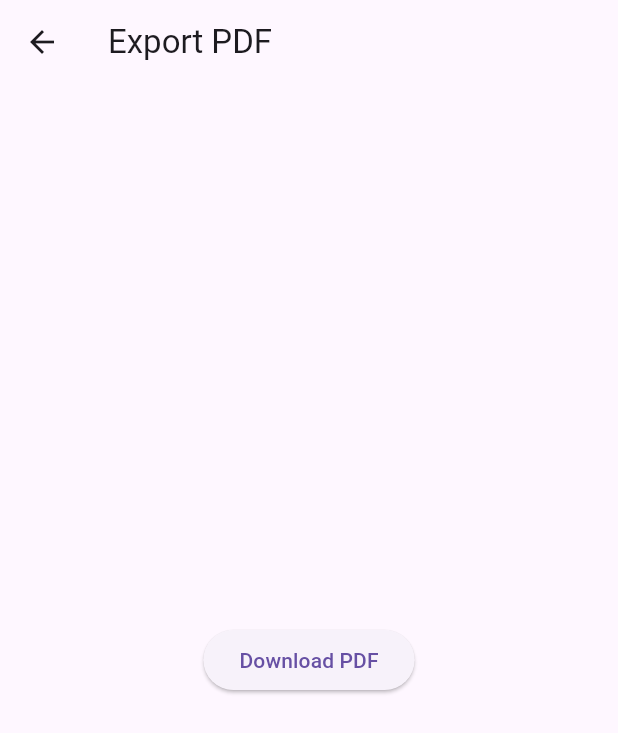
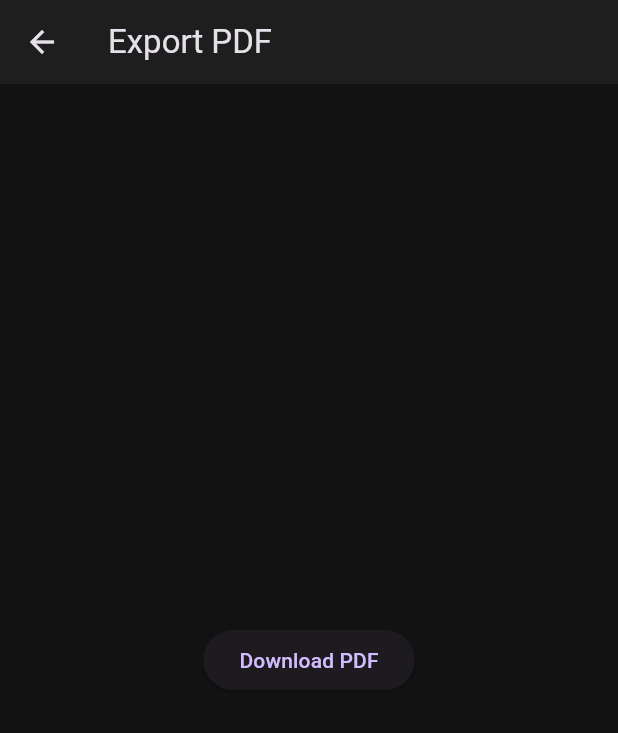
Before and after one commit to Surya766-wnt/expense-tracker-flutter, a Flutter app: the screen it shows after launch, after a tap on "Export PDF", on a phone screen of 412 x 824 dp. Shown: the top 733 px of the screen. Run offline on Flutter 3.47's test engine with Material 3 defaults, Android fonts, the phone set to English and light mode, and no system bars; our stand-ins replace fl_chart, printing.

Commit message:
kolom tombol

```diff
--- a/lib/main.dart
+++ b/lib/main.dart
@@ -19,7 +19,23 @@ class MyApp extends StatelessWidget {
       title: 'Expense Tracker',
 
       theme: ThemeData(
-        primarySwatch: Colors.green,
+
+        brightness: Brightness.dark,
+
+        scaffoldBackgroundColor:
+        const Color(0xFF121212),
+
+        primaryColor: Colors.green,
+
+        appBarTheme: const AppBarTheme(
+
+          backgroundColor:
+          Color(0xFF1E1E1E),
+
+          elevation: 0,
+        ),
+
+        cardColor: const Color(0xFF1E1E1E),
       ),
 
       home: const DashboardScreen(),
--- a/lib/models/transaction_model.dart
+++ b/lib/models/transaction_model.dart
@@ -1,5 +1,4 @@
 class TransactionModel {
-
   final String title;
   final double amount;
   final String type;
@@ -10,6 +9,5 @@ class TransactionModel {
     required this.amount,
     required this.type,
     required this.category,
-
   });
 }
--- a/lib/screens/dashboard_screen.dart
+++ b/lib/screens/dashboard_screen.dart
@@ -1,8 +1,9 @@
 import 'package:flutter/material.dart';
+
 import '../data/transaction_data.dart';
 import 'add_transaction_screen.dart';
+import 'pdf_screen.dart';
 import 'statistic_screen.dart';
-import 'pdf_screen.dart';
 
 class DashboardScreen extends StatefulWidget {
   const DashboardScreen({super.key});
@@ -22,7 +23,8 @@ class _DashboardScreenState
 
     for (var transaction in transactions) {
 
-      if (transaction.type == "Pemasukan") {
+      if (transaction.type ==
+          "Pemasukan") {
 
         totalSaldo += transaction.amount;
 
@@ -34,8 +36,39 @@ class _DashboardScreenState
 
     return Scaffold(
 
+      floatingActionButton:
+      FloatingActionButton(
+
+        backgroundColor: Colors.green,
+
+        onPressed: () async {
+
+          await Navigator.push(
+
+            context,
+
+            MaterialPageRoute(
+
+              builder: (context) =>
+              const AddTransactionScreen(),
+            ),
+          );
+
+          setState(() {
+
+          });
+        },
+
+        child: const Icon(
+          Icons.add,
+          color: Colors.white,
+        ),
+      ),
+
       appBar: AppBar(
-        title: const Text("Expense Tracker"),
+        title: const Text(
+          "Expense Tracker",
+        ),
       ),
 
       body: Padding(
@@ -54,8 +87,11 @@ class _DashboardScreenState
               "Total Saldo",
 
               style: TextStyle(
+
                 fontSize: 20,
-                fontWeight: FontWeight.bold,
+
+                fontWeight:
+                FontWeight.bold,
               ),
             ),
 
@@ -65,11 +101,21 @@ class _DashboardScreenState
 
               width: double.infinity,
 
-              padding: const EdgeInsets.all(20),
+              padding:
+              const EdgeInsets.all(20),
 
               decoration: BoxDecoration(
 
-                color: Colors.green,
+                gradient:
+                const LinearGradient(
+
+                  colors: [
+
+                    Color(0xFF00C853),
+
+                    Color(0xFF64DD17),
+                  ],
+                ),
 
                 borderRadius:
                 BorderRadius.circular(16),
@@ -82,8 +128,11 @@ class _DashboardScreenState
                 style: const TextStyle(
 
                   fontSize: 28,
+
                   color: Colors.white,
-                  fontWeight: FontWeight.bold,
+
+                  fontWeight:
+                  FontWeight.bold,
                 ),
               ),
             ),
@@ -95,8 +144,11 @@ class _DashboardScreenState
               "Daftar Transaksi",
 
               style: TextStyle(
+
                 fontSize: 20,
-                fontWeight: FontWeight.bold,
+
+                fontWeight:
+                FontWeight.bold,
               ),
             ),
 
@@ -106,9 +158,11 @@ class _DashboardScreenState
 
               child: ListView.builder(
 
-                itemCount: transactions.length,
+                itemCount:
+                transactions.length,
 
-                itemBuilder: (context, index) {
+                itemBuilder:
+                    (context, index) {
 
                   final transaction =
                   transactions[index];
@@ -123,14 +177,18 @@ class _DashboardScreenState
 
                         transaction.type ==
                             "Pemasukan"
+
                             ? Colors.green
+
                             : Colors.red,
 
                         child: Icon(
 
                           transaction.type ==
                               "Pemasukan"
+
                               ? Icons.arrow_downward
+
                               : Icons.arrow_upward,
 
                           color: Colors.white,
@@ -142,12 +200,14 @@ class _DashboardScreenState
                       ),
 
                       subtitle: Text(
+
                         "${transaction.category} • ${transaction.type}",
                       ),
 
                       trailing: Row(
 
-                        mainAxisSize: MainAxisSize.min,
+                        mainAxisSize:
+                        MainAxisSize.min,
 
                         children: [
 
@@ -161,10 +221,13 @@ class _DashboardScreenState
 
                               transaction.type ==
                                   "Pemasukan"
+
                                   ? Colors.green
+
                                   : Colors.red,
 
-                              fontWeight: FontWeight.bold,
+                              fontWeight:
+                              FontWeight.bold,
                             ),
                           ),
 
@@ -180,11 +243,13 @@ class _DashboardScreenState
 
                                   return AlertDialog(
 
-                                    title: const Text(
+                                    title:
+                                    const Text(
                                       "Hapus Transaksi",
                                     ),
 
-                                    content: const Text(
+                                    content:
+                                    const Text(
                                       "Yakin ingin menghapus transaksi?",
                                     ),
 
@@ -194,10 +259,13 @@ class _DashboardScreenState
 
                                         onPressed: () {
 
-                                          Navigator.pop(context);
+                                          Navigator.pop(
+                                            context,
+                                          );
                                         },
 
-                                        child: const Text(
+                                        child:
+                                        const Text(
                                           "Batal",
                                         ),
                                       ),
@@ -208,13 +276,18 @@ class _DashboardScreenState
 
                                           setState(() {
 
-                                            transactions.removeAt(index);
+                                            transactions.removeAt(
+                                              index,
+                                            );
                                           });
 
-                                          Navigator.pop(context);
+                                          Navigator.pop(
+                                            context,
+                                          );
                                         },
 
-                                        child: const Text(
+                                        child:
+                                        const Text(
                                           "Hapus",
                                         ),
                                       ),
@@ -225,7 +298,9 @@ class _DashboardScreenState
                             },
 
                             icon: const Icon(
+
                               Icons.delete,
+
                               color: Colors.red,
                             ),
                           ),
@@ -237,93 +312,161 @@ class _DashboardScreenState
               ),
             ),
 
-        const SizedBox(height: 10),
+            const SizedBox(height: 20),
 
-        SizedBox(
+            Row(
 
-          width: double.infinity,
+              children: [
 
-          child: ElevatedButton(
+                Expanded(
 
-            onPressed: () async {
+                  child: GestureDetector(
 
-              await Navigator.push(
+                    onTap: () {
 
-                context,
+                      Navigator.push(
 
-                MaterialPageRoute(
+                        context,
 
-                  builder: (context) =>
-                  const AddTransactionScreen(),
+                        MaterialPageRoute(
+
+                          builder: (context) =>
+                          const StatisticScreen(),
+                        ),
+                      );
+                    },
+
+                    child: Container(
+
+                      margin:
+                      const EdgeInsets.only(
+                        right: 10,
+                      ),
+
+                      padding:
+                      const EdgeInsets.all(
+                        20,
+                      ),
+
+                      decoration:
+                      BoxDecoration(
+
+                        color:
+                        const Color(
+                          0xFF1E1E1E,
+                        ),
+
+                        borderRadius:
+                        BorderRadius.circular(
+                          16,
+                        ),
+                      ),
+
+                      child: const Column(
+
+                        children: [
+
+                          Icon(
+
+                            Icons.pie_chart,
+
+                            color: Colors.green,
+
+                            size: 35,
+                          ),
+
+                          SizedBox(height: 10),
+
+                          Text(
+
+                            "Statistik",
+
+                            style: TextStyle(
+                              color:
+                              Colors.white,
+                            ),
+                          ),
+                        ],
+                      ),
+                    ),
+                  ),
                 ),
-              );
 
-              setState(() {
+                Expanded(
 
-              });
-            },
+                  child: GestureDetector(
 
-            child: const Text(
-              "Tambah Transaksi",
+                    onTap: () {
+
+                      Navigator.push(
+
+                        context,
+
+                        MaterialPageRoute(
+
+                          builder: (context) =>
+                          const PdfScreen(),
+                        ),
+                      );
+                    },
+
+                    child: Container(
+
+                      margin:
+                      const EdgeInsets.only(
+                        left: 10,
+                      ),
+
+                      padding:
+                      const EdgeInsets.all(
+                        20,
+                      ),
+
+                      decoration:
+                      BoxDecoration(
+
+                        color:
+                        const Color(
+                          0xFF1E1E1E,
+                        ),
+
+                        borderRadius:
+                        BorderRadius.circular(
+                          16,
+                        ),
+                      ),
+
+                      child: const Column(
+
+                        children: [
+
+                          Icon(
+
+                            Icons.picture_as_pdf,
+
+                            color: Colors.red,
+
+                            size: 35,
+                          ),
+
+                          SizedBox(height: 10),
+
+                          Text(
+
+                            "Export PDF",
+
+                            style: TextStyle(
+                              color:
+                              Colors.white,
+                            ),
+                          ),
+                        ],
+                      ),
+                    ),
+                  ),
+                ),
+              ],
             ),
-          ),
-        ),
-
-        const SizedBox(height: 10),
-
-        SizedBox(
-
-          width: double.infinity,
-
-          child: ElevatedButton(
-
-            onPressed: () {
-
-              Navigator.push(
-
-                context,
-
-                MaterialPageRoute(
-
-                  builder: (context) =>
-                  const StatisticScreen(),
-                ),
-              );
-            },
-
-            child: const Text(
-              "Lihat Statistik",
-            ),
-          ),
-        ),
-
-        const SizedBox(height: 10),
-
-        SizedBox(
-
-          width: double.infinity,
-
-          child: ElevatedButton(
-
-            onPressed: () {
-
-              Navigator.push(
-
-                context,
-
-                MaterialPageRoute(
-
-                  builder: (context) =>
-                  const PdfScreen(),
-                ),
-              );
-            },
-
-            child: const Text(
-              "Export PDF",
-            ),
-          ),
-        ),
           ],
         ),
       ),
```
Also changed, not shown: lib/screens/pdf_screen.dart (+10 -38 lines), lib/screens/statistic_screen.dart (+4 -25 lines), lib/data/transaction_data.dart (line endings or trailing spaces).
